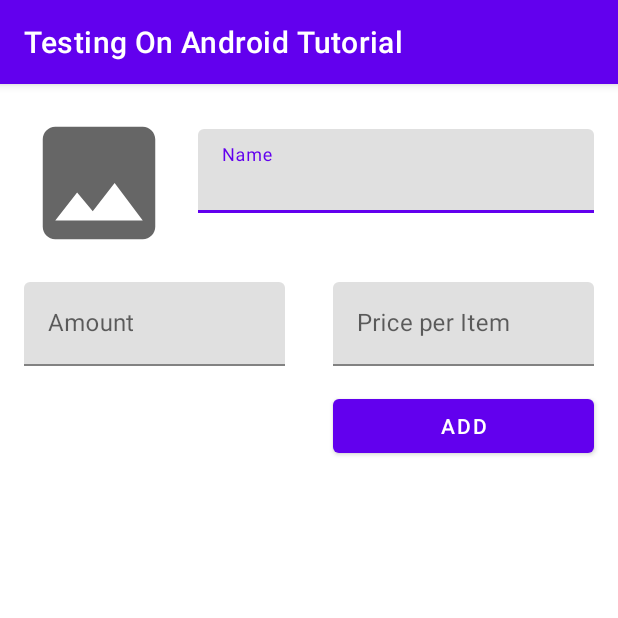
After one commit to Henrique-Santos-da-Silva/Testing-On-Android-Tutorial, an Android app: the fragment AddShoppingItemFragment shown on its own in the app's theme, on a phone screen of 412 x 824 dp, the top half of it. The commit adds this screen. Run offline under Robolectric (Android 15) with nearby library versions, the phone set to English and light mode, and no system bars.

Commit message:
Finished Part 9 of the tutorial

```diff
--- a/app/build.gradle
+++ b/app/build.gradle
@@ -41,6 +41,7 @@ android {
 
 dependencies {
 
+    implementation 'androidx.legacy:legacy-support-v4:1.0.0'
     def lifecycle_version = "2.4.0"
     def room_version = "2.3.0"
     def retrofit_version = "2.9.0"
--- a/app/src/main/AndroidManifest.xml
+++ b/app/src/main/AndroidManifest.xml
@@ -11,7 +11,7 @@
         android:supportsRtl="true"
         android:theme="@style/Theme.TestingOnAndroidTutorial">
         <activity
-            android:name=".MainActivity"
+            android:name=".ui.MainActivity"
             android:exported="true">
             <intent-filter>
                 <action android:name="android.intent.action.MAIN" />
--- a/app/src/main/java/com/youtube/tutorials/testingonandroidtutorial/di/AppModule.kt
+++ b/app/src/main/java/com/youtube/tutorials/testingonandroidtutorial/di/AppModule.kt
@@ -7,6 +7,7 @@ import com.youtube.tutorials.testingonandroidtutorial.data.local.ShoppingItemDat
 import com.youtube.tutorials.testingonandroidtutorial.data.remote.PixabayAPI
 import com.youtube.tutorials.testingonandroidtutorial.other.Constants.BASE_URL
 import com.youtube.tutorials.testingonandroidtutorial.other.Constants.DATABASE_NAME
+import com.youtube.tutorials.testingonandroidtutorial.repositories.DefaultShoppingRepository
 import dagger.Module
 import dagger.Provides
 import dagger.hilt.InstallIn
@@ -31,6 +32,10 @@ object AppModule {
 
     @Singleton
     @Provides
+    fun providerDefaultShoppingRepository(dao: ShoppingDao, api: PixabayAPI): ShoppingDao = DefaultShoppingRepository(dao, api) as ShoppingDao
+
+    @Singleton
+    @Provides
     fun providerPixabayApi(): PixabayAPI {
         return Retrofit.Builder()
             .addConverterFactory(GsonConverterFactory.create())
--- a/app/src/main/java/com/youtube/tutorials/testingonandroidtutorial/other/Constants.kt
+++ b/app/src/main/java/com/youtube/tutorials/testingonandroidtutorial/other/Constants.kt
@@ -5,4 +5,7 @@ object Constants {
     const val DATABASE_NAME = "shopping_db"
 
     const val BASE_URL = "https://pixabay.com"
+
+    const val MAX_NAME_LENGTH = 20
+    const val MAX_PRICE_LENGTH = 10
 }
--- /dev/null
+++ b/app/src/main/java/com/youtube/tutorials/testingonandroidtutorial/ui/AddShoppingItemFragment.kt
@@ -0,0 +1,22 @@
+package com.youtube.tutorials.testingonandroidtutorial.ui
+
+import android.os.Bundle
+import android.view.LayoutInflater
+import android.view.View
+import android.view.ViewGroup
+import androidx.fragment.app.Fragment
+import androidx.fragment.app.viewModels
+import com.youtube.tutorials.testingonandroidtutorial.databinding.FragmentAddShoppingItemBinding
+import com.youtube.tutorials.testingonandroidtutorial.viewmodels.ShoppingViewModel
+
+class AddShoppingItemFragment : Fragment() {
+    private var _binding: FragmentAddShoppingItemBinding? = null
+    private val binding: FragmentAddShoppingItemBinding? get() = _binding
+
+    private val viewModel: ShoppingViewModel by viewModels()
+
+    override fun onCreateView(inflater: LayoutInflater, container: ViewGroup?, savedInstanceState: Bundle?): View? {
+        _binding =  FragmentAddShoppingItemBinding.inflate(inflater, container, false)
+        return binding?.root
+    }
+}
--- a/app/src/main/java/com/youtube/tutorials/testingonandroidtutorial/MainActivity.kt
+++ b/app/src/main/java/com/youtube/tutorials/testingonandroidtutorial/ui/MainActivity.kt
@@ -1,7 +1,8 @@
-package com.youtube.tutorials.testingonandroidtutorial
+package com.youtube.tutorials.testingonandroidtutorial.ui
 
 import androidx.appcompat.app.AppCompatActivity
 import android.os.Bundle
+import com.youtube.tutorials.testingonandroidtutorial.R
 
 class MainActivity : AppCompatActivity() {
     override fun onCreate(savedInstanceState: Bundle?) {
--- /dev/null
+++ b/app/src/main/res/drawable/ic_image.xml
@@ -0,0 +1,11 @@
+<?xml version="1.0" encoding="utf-8"?>
+<vector xmlns:android="http://schemas.android.com/apk/res/android"
+    android:width="24dp"
+    android:height="24dp"
+    android:viewportWidth="24"
+    android:viewportHeight="24"
+    android:tint="?attr/colorControlNormal">
+    <path
+        android:fillColor="@android:color/white"
+        android:pathData="M21,19V5c0,-1.1 -0.9,-2 -2,-2H5c-1.1,0 -2,0.9 -2,2v14c0,1.1 0.9,2 2,2h14c1.1,0 2,-0.9 2,-2zM8.5,13.5l2.5,3.01L14.5,12l4.5,6H5l3.5,-4.5z"/>
+</vector>
--- a/app/src/main/res/layout/activity_main.xml
+++ b/app/src/main/res/layout/activity_main.xml
@@ -4,7 +4,7 @@
     xmlns:tools="http://schemas.android.com/tools"
     android:layout_width="match_parent"
     android:layout_height="match_parent"
-    tools:context=".MainActivity">
+    tools:context=".ui.MainActivity">
 
     <TextView
         android:layout_width="wrap_content"
--- /dev/null
+++ b/app/src/main/res/layout/fragment_add_shopping_item.xml
@@ -0,0 +1,87 @@
+<?xml version="1.0" encoding="utf-8"?>
+<androidx.constraintlayout.widget.ConstraintLayout xmlns:android="http://schemas.android.com/apk/res/android"
+    xmlns:tools="http://schemas.android.com/tools"
+    android:layout_width="match_parent"
+    android:layout_height="match_parent"
+    xmlns:app="http://schemas.android.com/apk/res-auto"
+    tools:context=".ui.AddShoppingItemFragment">
+
+    <ImageView
+        android:id="@+id/iv_shopping_image"
+        android:layout_width="100dp"
+        android:layout_height="100dp"
+        android:layout_margin="16dp"
+        android:src="@drawable/ic_image"
+        android:scaleType="centerCrop"
+        app:layout_constraintStart_toStartOf="parent"
+        app:layout_constraintTop_toTopOf="parent" />
+
+    <com.google.android.material.textfield.TextInputLayout
+        android:id="@+id/txt_input_layout"
+        android:layout_width="0dp"
+        android:layout_height="wrap_content"
+        android:layout_margin="16dp"
+        android:hint="@string/hint_name"
+        app:layout_constraintBottom_toBottomOf="@+id/iv_shopping_image"
+        app:layout_constraintEnd_toEndOf="parent"
+        app:layout_constraintStart_toEndOf="@+id/iv_shopping_image"
+        app:layout_constraintTop_toTopOf="parent">
+
+        <com.google.android.material.textfield.TextInputEditText
+            android:id="@+id/edt_txt_shopping_item_name"
+            android:layout_width="match_parent"
+            android:layout_height="match_parent"
+            android:inputType="textAutoComplete" />
+
+    </com.google.android.material.textfield.TextInputLayout>
+
+    <com.google.android.material.textfield.TextInputLayout
+        android:id="@+id/txt_input_layout_3"
+        android:layout_width="0dp"
+        android:layout_height="wrap_content"
+        android:layout_margin="16dp"
+        android:hint="@string/hint_amount"
+        app:layout_constraintEnd_toStartOf="@+id/txt_input_layout_2"
+        app:layout_constraintHorizontal_bias="0.5"
+        app:layout_constraintStart_toStartOf="parent"
+        app:layout_constraintTop_toBottomOf="@+id/iv_shopping_image">
+
+        <com.google.android.material.textfield.TextInputEditText
+            android:id="@+id/edt_txt_shopping_item_amount"
+            android:layout_width="match_parent"
+            android:layout_height="match_parent"
+            android:inputType="number"/>
+
+    </com.google.android.material.textfield.TextInputLayout>
+
+    <com.google.android.material.textfield.TextInputLayout
+        android:id="@+id/txt_input_layout_2"
+        android:layout_width="0dp"
+        android:layout_height="wrap_content"
+        android:layout_margin="16dp"
+        android:hint="@string/hint_price_per_item"
+        app:layout_constraintEnd_toEndOf="parent"
+        app:layout_constraintHorizontal_bias="0.5"
+        app:layout_constraintStart_toEndOf="@+id/txt_input_layout_3"
+        app:layout_constraintTop_toBottomOf="@+id/iv_shopping_image">
+
+        <com.google.android.material.textfield.TextInputEditText
+            android:id="@+id/edt_txt_shopping_item_price"
+            android:layout_width="match_parent"
+            android:layout_height="match_parent"
+            android:inputType="numberDecimal" />
+
+    </com.google.android.material.textfield.TextInputLayout>
+
+    <com.google.android.material.button.MaterialButton
+        android:id="@+id/btn_add_shopping_item"
+        android:layout_width="0dp"
+        android:layout_height="wrap_content"
+        android:layout_marginTop="16dp"
+        android:layout_marginEnd="16dp"
+        android:text="@string/add"
+        app:layout_constraintEnd_toEndOf="parent"
+        app:layout_constraintStart_toStartOf="@+id/txt_input_layout_2"
+        app:layout_constraintTop_toBottomOf="@+id/txt_input_layout_2" />
+
+</androidx.constraintlayout.widget.ConstraintLayout>
--- a/app/src/main/res/values/strings.xml
+++ b/app/src/main/res/values/strings.xml
@@ -1,3 +1,10 @@
 <resources>
     <string name="app_name">Testing On Android Tutorial</string>
+    <!-- TODO: Remove or change this placeholder text -->
+    <string name="hello_blank_fragment">Hello blank fragment</string>
+    <string name="hint_name">Name</string>
+    <string name="hint_amount">Amount</string>
+    <string name="hint_price_per_item">Price per Item</string>
+    <string name="add">Add</string>
+    <string name="search_for_images">Search for Images...</string>
 </resources>
```
Also changed, not shown: app/src/main/java/com/youtube/tutorials/testingonandroidtutorial/other/Event.kt (added, +24 -0 lines), app/src/main/java/com/youtube/tutorials/testingonandroidtutorial/ui/ImagePickFragment.kt (added, +22 -0 lines), app/src/main/java/com/youtube/tutorials/testingonandroidtutorial/ui/ShoppingFragment.kt (added, +22 -0 lines), app/src/main/java/com/youtube/tutorials/testingonandroidtutorial/viewmodels/ShoppingViewModel.kt (added, +51 -0 lines), app/src/main/res/drawable/ic_add.xml (added, +10 -0 lines), app/src/main/res/layout/fragment_image_pick.xml (added, +49 -0 lines), app/src/main/res/layout/fragment_shopping.xml (added, +49 -0 lines).
